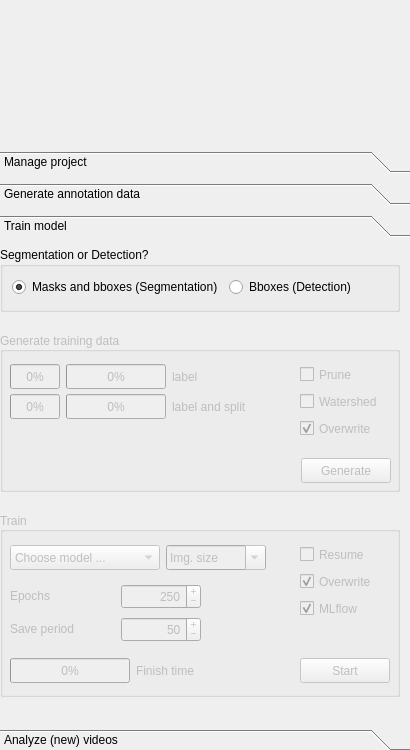
Qt form octron/qt_gui/octron.ui (OCTRON-tracking/OCTRON-GUI) before a commit.
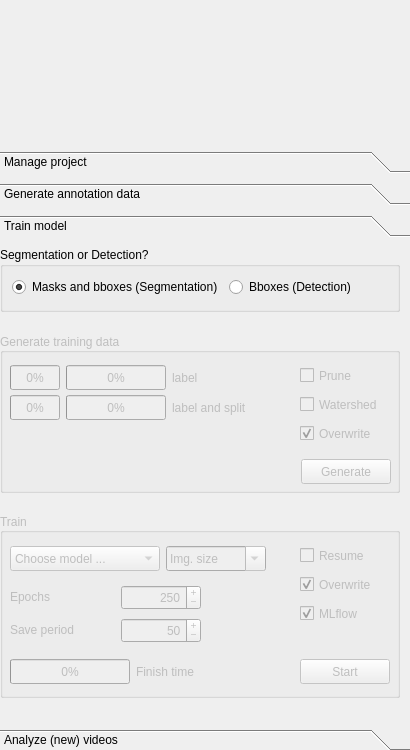
The same form after that commit. The open tabs and pages were chosen to show the change. Icons and pictures are not drawn.

Commit message: Rename GUI elements away from "yolo"

```diff
--- a/octron/qt_gui/octron.ui
+++ b/octron/qt_gui/octron.ui
@@ -1283,7 +1283,7 @@
           <x>0</x>
           <y>0</y>
           <width>402</width>
-          <height>451</height>
+          <height>461</height>
          </rect>
         </property>
         <layout class="QVBoxLayout" name="train_vertical_layout" stretch="0,0,0">
@@ -1606,7 +1606,7 @@
               <x>300</x>
               <y>30</y>
               <width>90</width>
-              <height>81</height>
+              <height>87</height>
              </rect>
             </property>
             <layout class="QVBoxLayout" name="train_checkboxes_verticalLayout">
@@ -1955,7 +1955,7 @@
               <x>300</x>
               <y>30</y>
               <width>90</width>
-              <height>81</height>
+              <height>87</height>
              </rect>
             </property>
             <layout class="QVBoxLayout" name="train_verticalLayout">
```
Left out of the diff: 8 changed lines with no effect on the pictures. The commit also changes 5 other files.
